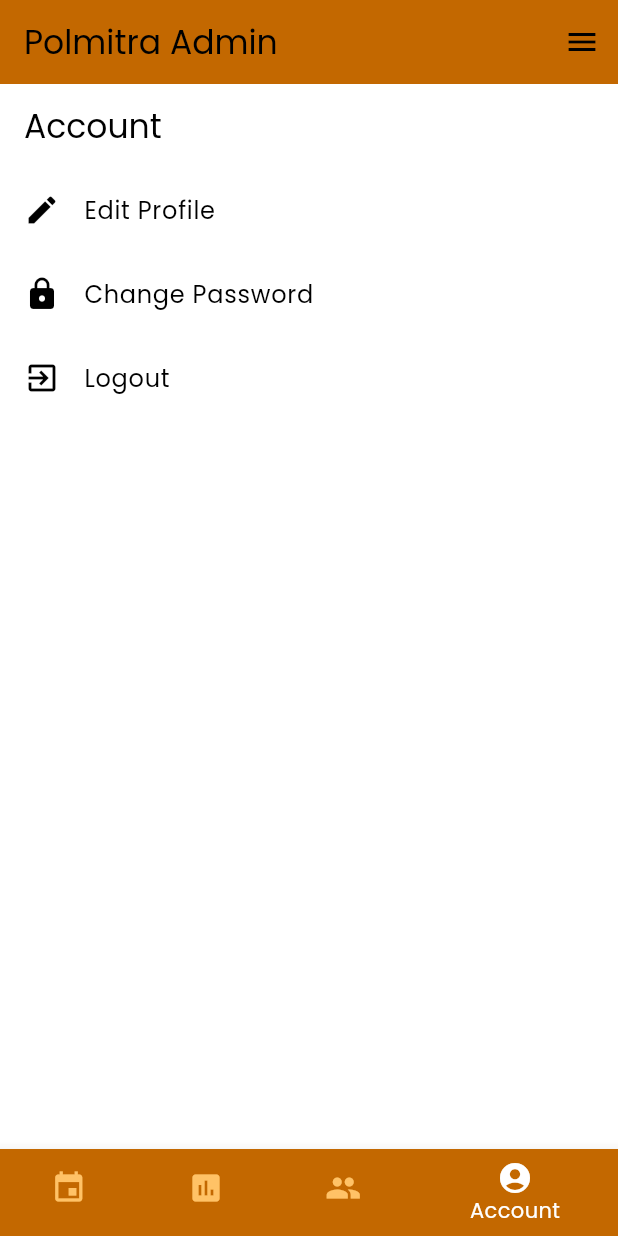
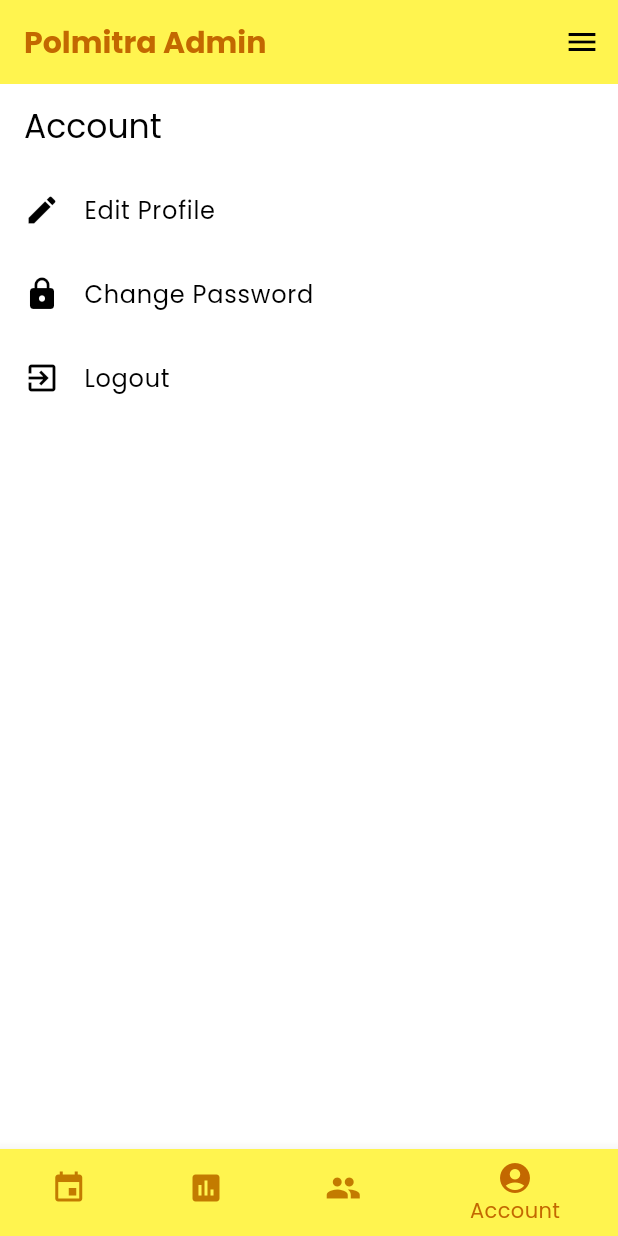
Before and after one commit to vishwesh5544/polmitra_admin, a Flutter app: the HomeScreen screen opened directly, item 4 of the bottom bar chosen, on a phone screen of 412 x 824 dp. Run offline on Flutter 3.47's test engine with Material 3 defaults, Android fonts, the phone set to English and light mode, and no system bars; our stand-ins replace cached_network_image, carousel_slider, cloud_firestore, equatable, firebase_auth, firebase_core and 5 more; accounts and stored records are empty; generated files the repository leaves out were written again.

Commit message:
theme changes

```diff
--- a/lib/screens/home_screen/home_screen.dart
+++ b/lib/screens/home_screen/home_screen.dart
@@ -4,6 +4,7 @@ import 'package:polmitra_admin/screens/events_screen/events_screen.dart';
 import 'package:polmitra_admin/screens/polls_screen/polls_screen.dart';
 import 'package:polmitra_admin/screens/users_screen/users_screen.dart';
 import 'package:polmitra_admin/utils/color_provider.dart';
+import 'package:polmitra_admin/utils/text_builder.dart';
 
 typedef LabelsMap = Map<String, IconData>;
 
@@ -43,7 +44,7 @@ class _HomeScreenState extends State<HomeScreen> {
     super.initState();
   }
 
-  void _toggleEndDrawer () {
+  void _toggleEndDrawer() {
     if (_scaffoldKey.currentState?.isEndDrawerOpen ?? false) {
       Navigator.of(context).pop(); // Close the drawer if it is open
     } else {
@@ -58,8 +59,8 @@ class _HomeScreenState extends State<HomeScreen> {
       body: _screens[_selectedIndex],
       appBar: AppBar(
         automaticallyImplyLeading: false,
-        backgroundColor: ColorProvider.deepSaffron,
-        title: const Text('Polmitra Admin'),
+        backgroundColor: ColorProvider.lightLemon,
+        title: TextBuilder.getText(text: "Polmitra Admin", color: ColorProvider.deepSaffron, fontSize: 20, fontWeight: FontWeight.bold),
       ),
       endDrawerEnableOpenDragGesture: true,
       endDrawer: Drawer(
@@ -94,20 +95,19 @@ class _HomeScreenState extends State<HomeScreen> {
                 _toggleEndDrawer();
               },
             ),
-            ],
+          ],
         ),
       ),
       bottomNavigationBar: Theme(
         data: Theme.of(context).copyWith(
-          canvasColor: ColorProvider.deepSaffron,
+          canvasColor: ColorProvider.lightLemon,
         ),
         child: BottomNavigationBar(
-            selectedIconTheme: const IconThemeData(color: ColorProvider.normalWhite),
-            selectedItemColor: ColorProvider.normalWhite,
+            selectedIconTheme: const IconThemeData(color: ColorProvider.deepSaffron),
+            selectedItemColor: ColorProvider.deepSaffron,
             landscapeLayout: BottomNavigationBarLandscapeLayout.centered,
-            unselectedIconTheme: const IconThemeData(color: ColorProvider.softSaffron),
-            unselectedItemColor: ColorProvider.softSaffron,
-            backgroundColor: ColorProvider.deepSaffron,
+            unselectedIconTheme: const IconThemeData(color: ColorProvider.darkSaffron),
+            unselectedItemColor: ColorProvider.darkSaffron,
             items: _labels.entries
                 .map((entry) => BottomNavigationBarItem(icon: Icon(entry.value), label: entry.key))
                 .toList(),
@@ -120,7 +120,7 @@ class _HomeScreenState extends State<HomeScreen> {
   DrawerHeader _getDrawerHeader() {
     return const DrawerHeader(
       decoration: BoxDecoration(
-        color: ColorProvider.deepSaffron,
+        color: ColorProvider.lightLemon,
       ),
       child: Text('Admin'),
     );
--- a/lib/screens/users_screen/user_details_screen.dart
+++ b/lib/screens/users_screen/user_details_screen.dart
@@ -36,7 +36,11 @@ class _UserDetailsScreenState extends State<UserDetailsScreen> {
       ),
       body: Padding(
         padding: const EdgeInsets.all(15.0),
+        child: SingleChildScrollView(
+          child: Center(
             child: Column(
+              crossAxisAlignment: CrossAxisAlignment.start,
+              mainAxisAlignment: MainAxisAlignment.center,
               children: [
                 RichText(
                   text: TextSpan(
@@ -125,6 +129,8 @@ class _UserDetailsScreenState extends State<UserDetailsScreen> {
               ],
             ),
           ),
+        ),
+      ),
     );
   }
 }
--- a/lib/screens/users_screen/users_screen.dart
+++ b/lib/screens/users_screen/users_screen.dart
@@ -161,7 +161,6 @@ class _UsersScreenState extends State<UsersScreen> {
               users = state.users;
               filteredUsers = _applyFilters();
             });
-            ScaffoldMessenger.of(context).showSnackBar(const SnackBar(content: Text("Users loaded successfully.")));
           }
         },
         builder: (context, state) {
--- a/lib/utils/color_provider.dart
+++ b/lib/utils/color_provider.dart
@@ -31,4 +31,12 @@ class ColorProvider {
   static const Color softOrange = Color(0xFFFFAB76); // Soft orange for less intense elements
   static const Color warmGrey = Color(0xFF949494); // Warm grey for neutral accents
   static const Color paleRed = Color(0xFFFFCDD2); // Pale red for backgrounds of warning elements
+
+  // Lemon color palette
+  static const Color lemonYellow = Color(0xFFFFE900); // Bright lemon yellow
+  static const Color lightLemon = Color(0xFFFFF44F); // Light lemon yellow
+  static const Color darkLemon = Color(0xFFC7B600); // Darker lemon yellow
+  static const Color vibrantLemon = Color(0xFFFFEE00); // Vibrant lemon yellow
+  static const Color softLemon = Color(0xFFFFF7AA); // Soft lemon yellow
+  static const Color deepLemon = Color(0xFFC9C700); // Deep lemon yellow
 }
```
Lines whose indentation alone changed are shown as unchanged.
